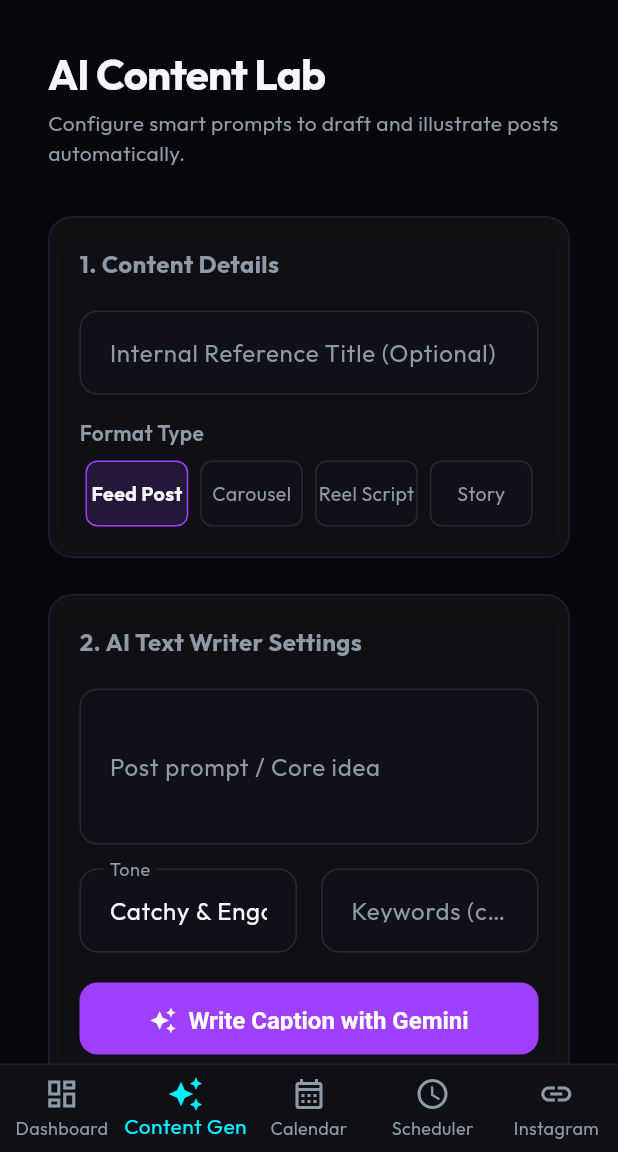
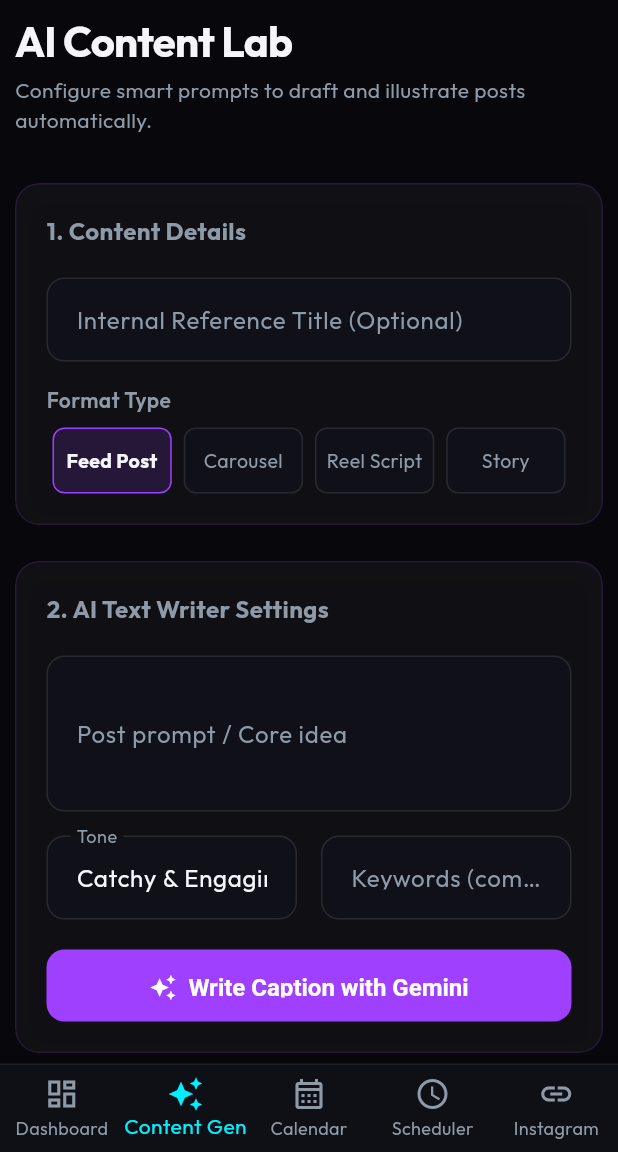
Before and after one commit to Pradipjadav05/insta-auto-ai, a Flutter app: the screen it shows once a user with an empty profile is signed in, item 2 of the bottom bar chosen, on a phone screen of 412 x 824 dp, the part 84-1236 px from its top. Run offline on Flutter 3.47's test engine with Material 3 defaults, Android fonts, the phone set to English and light mode, and no system bars; our stand-ins replace cloud_firestore, firebase_auth, firebase_core, flutter_riverpod, google_fonts; accounts and stored records are empty.

Commit message:
render issue resolve

```diff
--- a/lib/features/calendar/presentation/calendar_screen.dart
+++ b/lib/features/calendar/presentation/calendar_screen.dart
@@ -230,7 +230,7 @@ class _CalendarScreenState extends ConsumerState<CalendarScreen> {
             itemCount: rowsCount * 7,
             gridDelegate: SliverGridDelegateWithFixedCrossAxisCount(
               crossAxisCount: 7,
-              childAspectRatio: 1.1,
+              mainAxisExtent: 120, // increase as needed
               mainAxisSpacing: 8,
               crossAxisSpacing: 8,
             ),
--- a/lib/features/dashboard/presentation/dashboard_screen.dart
+++ b/lib/features/dashboard/presentation/dashboard_screen.dart
@@ -21,7 +21,7 @@ class DashboardScreen extends ConsumerWidget {
     return Scaffold(
       backgroundColor: Colors.transparent,
       body: SingleChildScrollView(
-        padding: const EdgeInsets.all(32.0),
+        padding: const EdgeInsets.all(10.0),
         child: Column(
           crossAxisAlignment: CrossAxisAlignment.start,
           children: [
--- a/lib/features/generator/presentation/generator_screen.dart
+++ b/lib/features/generator/presentation/generator_screen.dart
@@ -265,7 +265,7 @@ class _GeneratorScreenState extends ConsumerState<GeneratorScreen> {
     return Scaffold(
       backgroundColor: Colors.transparent,
       body: SingleChildScrollView(
-        padding: const EdgeInsets.all(32.0),
+        padding: const EdgeInsets.all(10.0),
         child: Column(
           crossAxisAlignment: CrossAxisAlignment.start,
           children: [
@@ -317,7 +317,9 @@ class _GeneratorScreenState extends ConsumerState<GeneratorScreen> {
                               // MediaType Choice Row
                               const Text('Format Type', style: TextStyle(fontSize: 14, color: AppTheme.textSecondary, fontWeight: FontWeight.w600)),
                               const SizedBox(height: 8),
-                              Row(
+                              IntrinsicHeight(
+                                child: Row(
+                                  crossAxisAlignment: CrossAxisAlignment.stretch,
                                   children: MediaType.values.map((type) {
                                     final isSelected = _selectedType == type;
                                     return Expanded(
@@ -338,6 +340,7 @@ class _GeneratorScreenState extends ConsumerState<GeneratorScreen> {
                                             ),
                                             child: Text(
                                               type.displayName,
+                                              textAlign: TextAlign.center,
                                               style: TextStyle(
                                                 color: isSelected ? AppTheme.textPrimary : AppTheme.textSecondary,
                                                 fontSize: 13,
@@ -349,6 +352,7 @@ class _GeneratorScreenState extends ConsumerState<GeneratorScreen> {
                                       ),
                                     );
                                   }).toList(),
+                                ),
                               ),
                             ],
                           ),
--- a/lib/features/instagram/presentation/instagram_screen.dart
+++ b/lib/features/instagram/presentation/instagram_screen.dart
@@ -179,7 +179,7 @@ class _InstagramScreenState extends ConsumerState<InstagramScreen> {
     return Scaffold(
       backgroundColor: Colors.transparent,
       body: SingleChildScrollView(
-        padding: const EdgeInsets.all(32.0),
+        padding: const EdgeInsets.all(10.0),
         child: Column(
           crossAxisAlignment: CrossAxisAlignment.start,
           children: [
```
Also changed, not shown: lib/features/scheduler/presentation/scheduler_screen.dart (+23 -16 lines). Lines whose indentation alone changed are shown as unchanged.
